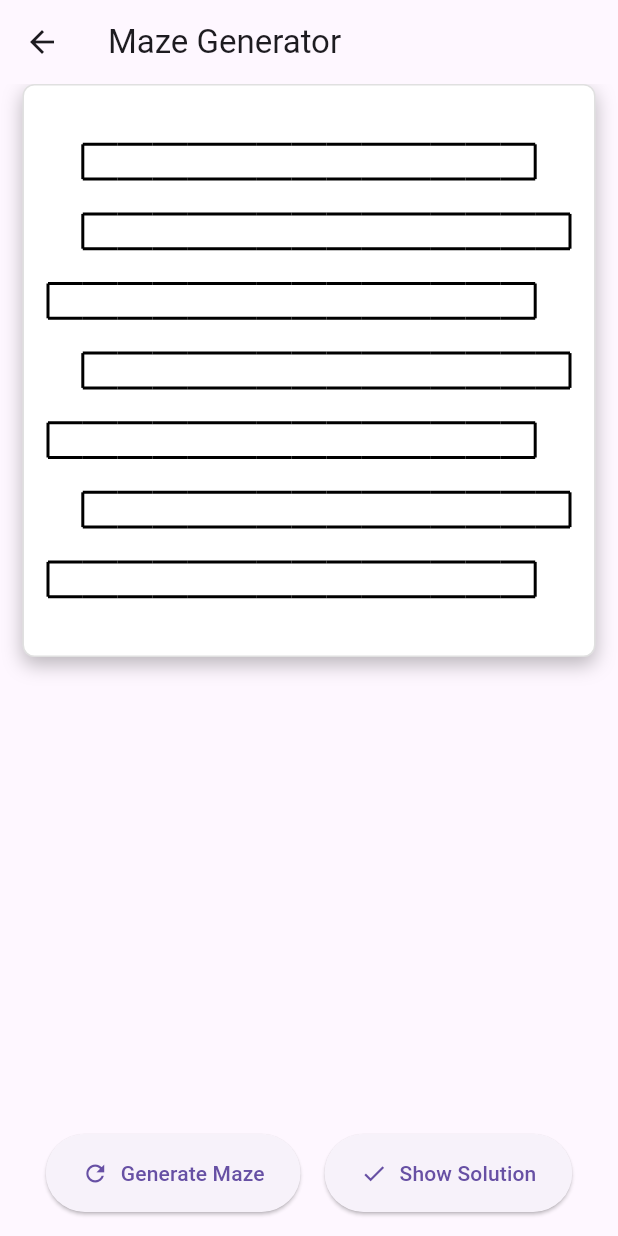
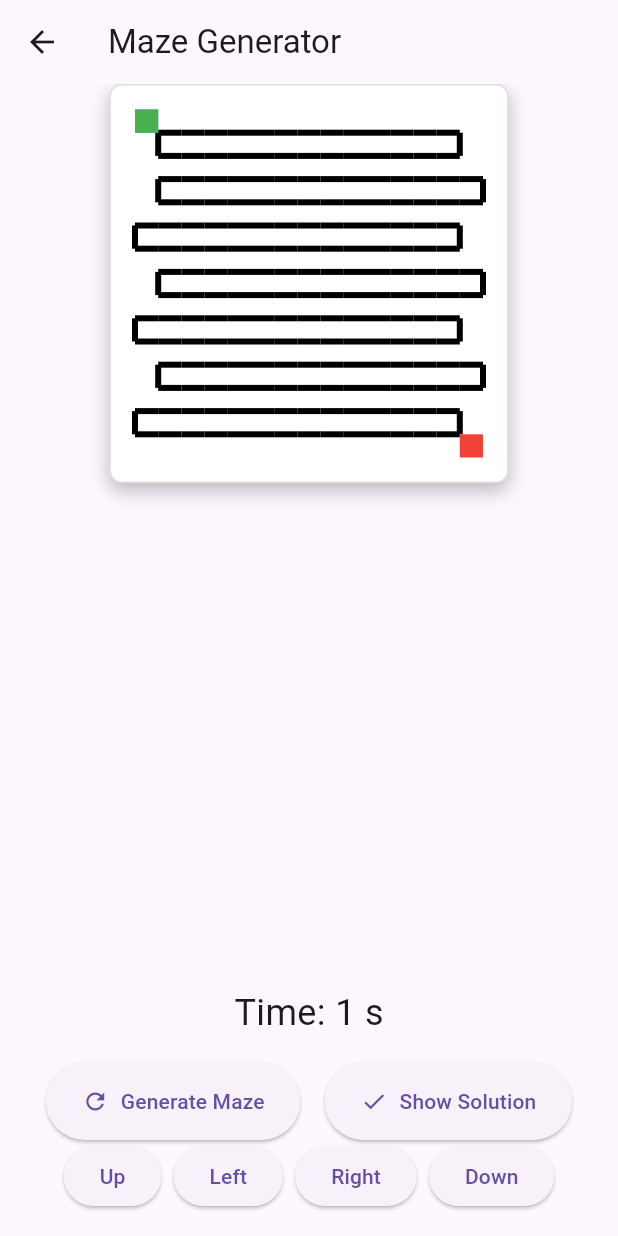
Before and after one commit to MDTAWFIQULISLAM/generates_mazes, a Flutter app: the screen it shows after launch, after a tap on "Start Game", on a phone screen of 412 x 824 dp. Run offline on Flutter 3.47's test engine with Material 3 defaults, Android fonts, the phone set to English and light mode, and no system bars.

```diff
--- a/lib/main.dart
+++ b/lib/main.dart
@@ -3,6 +3,7 @@ import 'pages/start_page.dart';
 
 void main() => runApp(MazeApp());
 
+/// The root of the Maze application.
 class MazeApp extends StatelessWidget {
   @override
   Widget build(BuildContext context) {
--- a/lib/models/maze_generator.dart
+++ b/lib/models/maze_generator.dart
@@ -1,6 +1,6 @@
 import 'dart:math';
 
-/// This class handles the generation of the maze and the solution path.
+/// Generates a maze using a randomized depth-first search algorithm.
 class MazeGenerator {
   final int rows;
   final int cols;
@@ -15,7 +15,7 @@ class MazeGenerator {
     _createPath(0, 0);
   }
 
-  /// Generates a maze using Depth-First Search (DFS) algorithm.
+  /// Recursively creates a path in the maze using randomized depth-first search.
   void _createPath(int x, int y) {
     List<int> directions = [0, 1, 2, 3];
     directions.shuffle(Random());
@@ -47,7 +47,7 @@ class MazeGenerator {
     }
   }
 
-  /// Finds the solution path from start to end.
+  /// Recursively finds a path from the start to the end of the maze.
   bool _findPath(int x, int y) {
     if (x == cols - 1 && y == rows - 1) {
       solutionPath.add([x, y]);
--- a/lib/pages/maze_page.dart
+++ b/lib/pages/maze_page.dart
@@ -1,7 +1,11 @@
+import 'dart:async';
 import 'package:flutter/material.dart';
 import '../models/maze_generator.dart';
 import '../widgets/maze_painter.dart';
+import '../widgets/maze_game_controls.dart';
+import 'winner_page.dart';
 
+/// The main page that displays the maze and game controls.
 class MazePage extends StatefulWidget {
   @override
   _MazePageState createState() => _MazePageState();
@@ -12,32 +16,74 @@ class _MazePageState extends State<MazePage> {
   final int _rows = 15;
   final int _cols = 15;
   bool _showSolution = false;
+  List<int> _playerPosition = [0, 0]; // Player starting position
+  Timer? _timer;
+  int _seconds = 0;
 
   @override
   void initState() {
     super.initState();
     _generateMaze();
+    _startTimer();
   }
 
-  // Generates a new maze
+  @override
+  void dispose() {
+    _timer?.cancel();
+    super.dispose();
+  }
+
+  /// Generates a new maze and resets the player position and timer.
   void _generateMaze() {
     _mazeGenerator = MazeGenerator(_rows, _cols);
     _showSolution = false;
+    _playerPosition = [0, 0];
+    _seconds = 0;
     setState(() {});
   }
 
-  // Toggles the display of the solution
+  /// Toggles the display of the maze solution.
   void _toggleSolution() {
     setState(() {
       _showSolution = !_showSolution;
     });
   }
 
+  /// Starts the game timer.
+  void _startTimer() {
+    _timer = Timer.periodic(Duration(seconds: 1), (timer) {
+      setState(() {
+        _seconds++;
+      });
+    });
+  }
+
+  /// Moves the player within the maze.
+  /// [dx] and [dy] are the directions of movement.
+  void _movePlayer(int dx, int dy) {
+    int newX = _playerPosition[0] + dx;
+    int newY = _playerPosition[1] + dy;
+
+    if (newX >= 0 && newY >= 0 && newX < _cols && newY < _rows && _mazeGenerator.maze[newY][newX] == 0) {
+      setState(() {
+        _playerPosition = [newX, newY];
+      });
+
+      if (newX == _cols - 1 && newY == _rows - 1) {
+        _timer?.cancel();
+        Navigator.push(
+          context,
+          MaterialPageRoute(builder: (context) => WinnerPage(time: _seconds)),
+        );
+      }
+    }
+  }
+
   @override
   Widget build(BuildContext context) {
     List<List<int>> maze = _mazeGenerator.getMaze();
     List<List<int>>? solutionPath = _showSolution ? _mazeGenerator.getSolutionPath() : null;
-    double cellSize = (MediaQuery.of(context).size.width - 64) / _cols; // Adjusted size with more padding
+    double cellSize = (MediaQuery.of(context).size.width - 64) / (_cols * 1.5); // Smaller display
 
     return Scaffold(
       appBar: AppBar(
@@ -62,38 +108,53 @@ class _MazePageState extends State<MazePage> {
                     ],
                     border: Border.all(color: Colors.black12),
                   ),
-                  child: CustomPaint(
-                    size: Size(cellSize * _cols, cellSize * _rows),
-                    painter: MazePainter(maze, cellSize, solutionPath: solutionPath),
+                  child: Stack(
+                    children: [
+                      CustomPaint(
+                        size: Size(cellSize * _cols, cellSize * _rows),
+                        painter: MazePainter(maze, cellSize, solutionPath: solutionPath),
+                      ),
+                      Positioned(
+                        left: _playerPosition[0] * cellSize,
+                        top: _playerPosition[1] * cellSize,
+                        child: Container(
+                          width: cellSize,
+                          height: cellSize,
+                          color: Colors.blue,
+                        ),
+                      ),
+                      // Draw start point
+                      Positioned(
+                        left: 0,
+                        top: 0,
+                        child: Container(
+                          width: cellSize,
+                          height: cellSize,
+                          color: Colors.green,
+                        ),
+                      ),
+                      // Draw end point
+                      Positioned(
+                        left: (_cols - 1) * cellSize,
+                        top: (_rows - 1) * cellSize,
+                        child: Container(
+                          width: cellSize,
+                          height: cellSize,
+                          color: Colors.red,
+                        ),
+                      ),
+                    ],
                   ),
                 ),
               ),
             ),
           ),
-          Container(
-            padding: const EdgeInsets.all(16.0), // Ensure padding around buttons
-            child: Row(
-              mainAxisAlignment: MainAxisAlignment.center,
-              children: [
-                ElevatedButton.icon(
-                  onPressed: _generateMaze,
-                  icon: Icon(Icons.refresh),
-                  label: Text('Generate Maze'),
-                  style: ElevatedButton.styleFrom(
-                    padding: EdgeInsets.symmetric(horizontal: 24, vertical: 16),
-                  ),
-                ),
-                SizedBox(width: 16),
-                ElevatedButton.icon(
-                  onPressed: _toggleSolution,
-                  icon: Icon(Icons.check),
-                  label: Text(_showSolution ? 'Hide Solution' : 'Show Solution'),
-                  style: ElevatedButton.styleFrom(
-                    padding: EdgeInsets.symmetric(horizontal: 24, vertical: 16),
-                  ),
-                ),
-              ],
-            ),
+          Text('Time: $_seconds s', style: TextStyle(fontSize: 24)),
+          MazeGameControls(
+            onGenerateMaze: _generateMaze,
+            onToggleSolution: _toggleSolution,
+            showSolution: _showSolution,
+            onMovePlayer: _movePlayer,
           ),
         ],
       ),
--- a/lib/pages/start_page.dart
+++ b/lib/pages/start_page.dart
@@ -1,6 +1,7 @@
 import 'package:flutter/material.dart';
 import 'maze_page.dart';
 
+/// The initial page of the application that allows the user to start the maze game.
 class StartPage extends StatelessWidget {
   @override
   Widget build(BuildContext context) {
--- /dev/null
+++ b/lib/widgets/maze_game_controls.dart
@@ -0,0 +1,73 @@
+import 'package:flutter/material.dart';
+
+/// Widget for displaying the game controls.
+class MazeGameControls extends StatelessWidget {
+  final VoidCallback onGenerateMaze;
+  final VoidCallback onToggleSolution;
+  final bool showSolution;
+  final Function(int, int) onMovePlayer;
+
+  MazeGameControls({
+    required this.onGenerateMaze,
+    required this.onToggleSolution,
+    required this.showSolution,
+    required this.onMovePlayer,
+  });
+
+  @override
+  Widget build(BuildContext context) {
+    return Container(
+      padding: const EdgeInsets.all(16.0),
+      child: Column(
+        children: [
+          Row(
+            mainAxisAlignment: MainAxisAlignment.center,
+            children: [
+              ElevatedButton.icon(
+                onPressed: onGenerateMaze,
+                icon: Icon(Icons.refresh),
+                label: Text('Generate Maze'),
+                style: ElevatedButton.styleFrom(
+                  padding: EdgeInsets.symmetric(horizontal: 24, vertical: 16),
+                ),
+              ),
+              SizedBox(width: 16),
+              ElevatedButton.icon(
+                onPressed: onToggleSolution,
+                icon: Icon(Icons.check),
+                label: Text(showSolution ? 'Hide Solution' : 'Show Solution'),
+                style: ElevatedButton.styleFrom(
+                  padding: EdgeInsets.symmetric(horizontal: 24, vertical: 16),
+                ),
+              ),
+            ],
+          ),
+          Row(
+            mainAxisAlignment: MainAxisAlignment.center,
+            children: [
+              ElevatedButton(
+                onPressed: () => onMovePlayer(0, -1),
+                child: Text('Up'),
+              ),
+              SizedBox(width: 8),
+              ElevatedButton(
+                onPressed: () => onMovePlayer(-1, 0),
+                child: Text('Left'),
+              ),
+              SizedBox(width: 8),
+              ElevatedButton(
+                onPressed: () => onMovePlayer(1, 0),
+                child: Text('Right'),
+              ),
+              SizedBox(width: 8),
+              ElevatedButton(
+                onPressed: () => onMovePlayer(0, 1),
+                child: Text('Down'),
+              ),
+            ],
+          ),
+        ],
+      ),
+    );
+  }
+}
--- a/lib/widgets/maze_painter.dart
+++ b/lib/widgets/maze_painter.dart
@@ -1,6 +1,6 @@
 import 'package:flutter/material.dart';
 
-/// This class handles the painting of the maze and the solution path.
+// Custom painter for drawing the maze.
 class MazePainter extends CustomPainter {
   final List<List<int>> maze;
   final List<List<int>>? solutionPath;
@@ -12,7 +12,11 @@ class MazePainter extends CustomPainter {
   void paint(Canvas canvas, Size size) {
     final paint = Paint()
       ..color = Colors.black
-      ..strokeWidth = 2.0;
+      ..strokeWidth = 4.0;
+
+    final boundaryPaint = Paint()
+      ..color = Colors.black
+      ..strokeWidth = 4.0;
 
     for (int y = 0; y < maze.length; y++) {
       for (int x = 0; x < maze[y].length; x++) {
@@ -22,7 +26,7 @@ class MazePainter extends CustomPainter {
             canvas.drawLine(
               Offset(x * cellSize, y * cellSize),
               Offset((x + 1) * cellSize, y * cellSize),
-              paint,
+              y == 0 ? boundaryPaint : paint,
             );
           }
           // Draw left line
@@ -30,7 +34,7 @@ class MazePainter extends CustomPainter {
             canvas.drawLine(
               Offset(x * cellSize, y * cellSize),
               Offset(x * cellSize, (y + 1) * cellSize),
-              paint,
+              x == 0 ? boundaryPaint : paint,
             );
           }
           // Draw bottom line
@@ -38,7 +42,7 @@ class MazePainter extends CustomPainter {
             canvas.drawLine(
               Offset(x * cellSize, (y + 1) * cellSize),
               Offset((x + 1) * cellSize, (y + 1) * cellSize),
-              paint,
+              y == maze.length - 1 ? boundaryPaint : paint,
             );
           }
           // Draw right line
@@ -46,7 +50,7 @@ class MazePainter extends CustomPainter {
             canvas.drawLine(
               Offset((x + 1) * cellSize, y * cellSize),
               Offset((x + 1) * cellSize, (y + 1) * cellSize),
-              paint,
+              x == maze[y].length - 1 ? boundaryPaint : paint,
             );
           }
         }
```
Also changed, not shown: lib/pages/winner_page.dart (added, +38 -0 lines).
